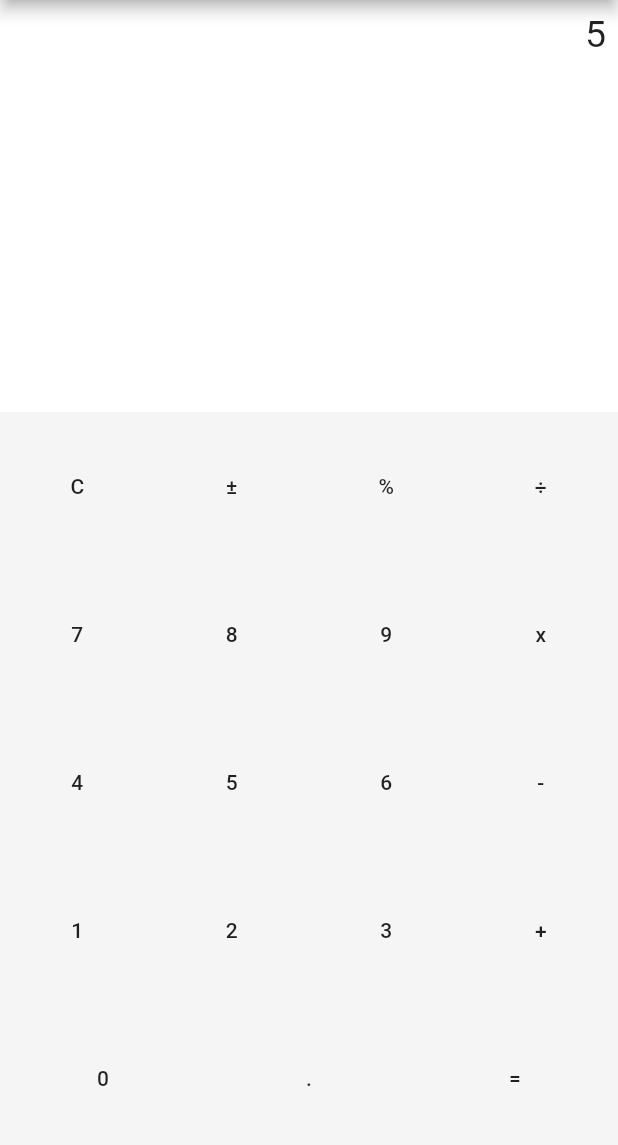
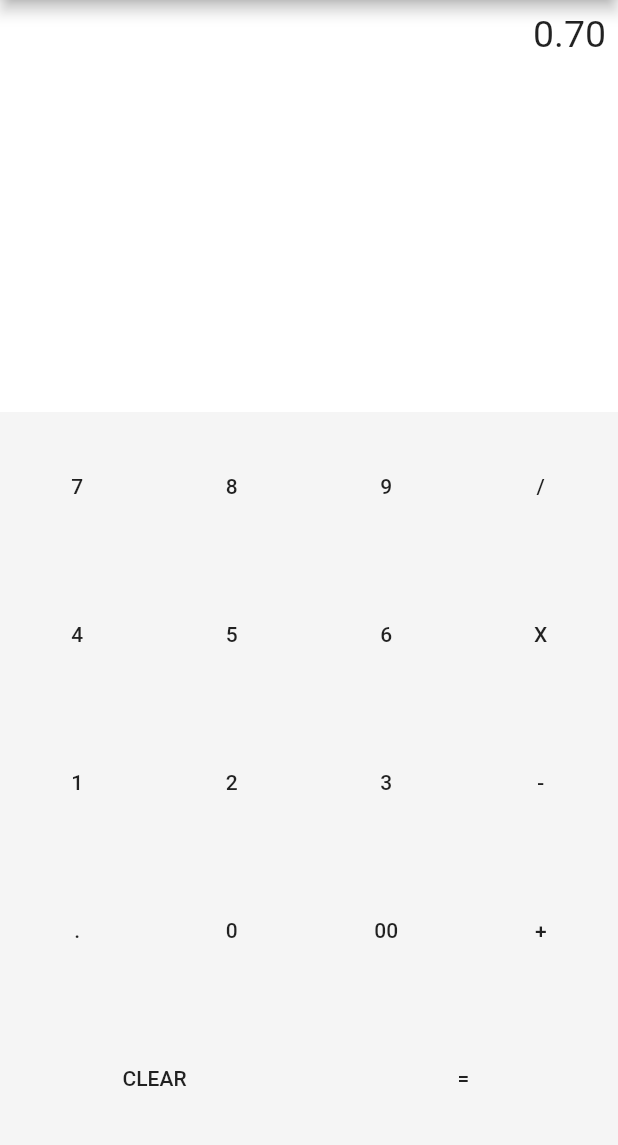
Before and after one commit to ikjot-2605/easy_calculator, a Flutter app: the screen it shows after launch, after a tap on an icon or button, on a phone screen of 412 x 824 dp, the part 84-1229 px from its top. Run offline on Flutter 3.47's test engine with Material 2 defaults, Android fonts, the phone set to English and light mode, and no system bars.

```diff
--- a/lib/common/keys.dart
+++ /dev/null
@@ -1,42 +0,0 @@
- class Keys {
-
-  static KeySymbol clear = const KeySymbol('C');
-  static KeySymbol sign = const KeySymbol('±');
-  static KeySymbol percent = const KeySymbol('%');
-  static KeySymbol divide = const KeySymbol('÷');
-  static KeySymbol multiply = const KeySymbol('x');
-  static KeySymbol subtract = const KeySymbol('-');
-  static KeySymbol add = const KeySymbol('+');
-  static KeySymbol equals = const KeySymbol('=');
-  static KeySymbol decimal = const KeySymbol('.');
-
-  static KeySymbol zero = const KeySymbol('0');
-  static KeySymbol one = const KeySymbol('1');
-  static KeySymbol two = const KeySymbol('2');
-  static KeySymbol three = const KeySymbol('3');
-  static KeySymbol four = const KeySymbol('4');
-  static KeySymbol five = const KeySymbol('5');
-  static KeySymbol six = const KeySymbol('6');
-  static KeySymbol seven = const KeySymbol('7');
-  static KeySymbol eight = const KeySymbol('8');
-  static KeySymbol nine = const KeySymbol('9');
-}
-enum KeyType { FUNCTION, OPERATOR, INTEGER }
-
-class KeySymbol {
-
-  const KeySymbol(this.value);
-  final String value;
-
-  static List<KeySymbol> _functions = [ Keys.clear, Keys.sign, Keys.percent, Keys.decimal ];
-  static List<KeySymbol> _operators = [ Keys.divide, Keys.multiply, Keys.subtract, Keys.add, Keys.equals ];
-
-  @override
-  String toString() => value;
-
-  bool get isOperator => _operators.contains(this);
-  bool get isFunction => _functions.contains(this);
-  bool get isInteger => !isOperator && !isFunction;
-
-  KeyType get type => isFunction ? KeyType.FUNCTION : (isOperator ? KeyType.OPERATOR : KeyType.INTEGER);
-}
--- a/lib/common/structure.dart
+++ /dev/null
@@ -1,6 +0,0 @@
-import 'package:flutter/material.dart';
-class Structure{
-  final Map<int,String> numbers = {0:"0",1:"1",2:"2",3:"3",4:"4",5:"5",6:"6",7:"7",8:"8",9:"9"};
-  final Map<int,String> basic_operators = {0:"+",1:"-",2:"*",3:"/"};
-  final Map<int,String> all_operators = {0:"+",1:"-",2:"*",3:"/",4:"sin",5:"cos",6:"tan",7:"√",8:"^"};
-}
--- a/lib/presentation/calc_main_page.dart
+++ b/lib/presentation/calc_main_page.dart
@@ -1,5 +1,3 @@
-import 'package:easycalculator/common/keys.dart';
-import 'package:easycalculator/presentation/calculator_button.dart';
 import 'package:easycalculator/presentation/display.dart';
 import 'package:flutter/material.dart';
 
@@ -9,8 +7,71 @@ class CalculatorMainPage extends StatefulWidget {
 }
 
 class _CalculatorMainPageState extends State<CalculatorMainPage> {
-  double currval;
-  String currStr;
+  updateValue(String buttonText){
+
+    if(buttonText == "CLEAR"){
+
+      _output = "0";
+      num1 = 0.0;
+      num2 = 0.0;
+      operand = "";
+
+    } else if (buttonText == "+" || buttonText == "-" || buttonText == "/" || buttonText == "X"){
+
+      num1 = double.parse(output);
+
+      operand = buttonText;
+
+      _output = "0";
+
+    } else if(buttonText == "."){
+
+      if(_output.contains(".")){
+        return;
+
+      } else {
+        _output = _output + buttonText;
+      }
+
+    } else if (buttonText == "="){
+
+      num2 = double.parse(output);
+
+      if(operand == "+"){
+        _output = (num1 + num2).toString();
+      }
+      if(operand == "-"){
+        _output = (num1 - num2).toString();
+      }
+      if(operand == "X"){
+        _output = (num1 * num2).toString();
+      }
+      if(operand == "/"){
+        _output = (num1 / num2).toString();
+      }
+
+      num1 = 0.0;
+      num2 = 0.0;
+      operand = "";
+
+    } else {
+
+      _output = _output + buttonText;
+
+    }
+
+    setState(() {
+
+      output = double.parse(_output).toStringAsFixed(2);
+
+    });
+
+  }
+  String output = "0";
+  String _output = "0";
+  double num1 = 0.0;
+  double num2 = 0.0;
+  String operand = "";
   @override
   Widget build(BuildContext context) {
     return Scaffold(
@@ -22,71 +83,77 @@ class _CalculatorMainPageState extends State<CalculatorMainPage> {
         children: [
           Container(
               height: MediaQuery.of(context).size.height / 3,
-            width: MediaQuery.of(context).size.width,
-            color: Colors.white,
-            child: Display(displayValue: "5",),
+              child: Display(
+                displayValue:output,
+              ),
           ),
           Expanded(
             child: Container(
               color: Colors.grey[100],
-              child: Column(
+              child:  Column(children: [
+                 Expanded(
+                   child: Row(children: [
+                    CalculatorButton("7"),
+                    CalculatorButton("8"),
+                    CalculatorButton("9"),
+                    CalculatorButton("/")
+                ]),
+                 ),
 
-                  children: [
                  Expanded(
-                      child: Row(
-                          children: <Widget>[
-                            CalculatorButton(symbol: Keys.clear),
-                            CalculatorButton(symbol: Keys.sign),
-                            CalculatorButton(symbol: Keys.percent),
-                            CalculatorButton(symbol: Keys.divide),
-                          ]
+                   child: Row(children: [
+                    CalculatorButton("4"),
+                    CalculatorButton("5"),
+                    CalculatorButton("6"),
+                    CalculatorButton("X")
+                ]),
                  ),
+
+                 Expanded(
+                   child: Row(children: [
+                    CalculatorButton("1"),
+                    CalculatorButton("2"),
+                    CalculatorButton("3"),
+                    CalculatorButton("-")
+                ]),
                  ),
+
                  Expanded(
-                      child: Row(
-                          children: <Widget>[
-                            CalculatorButton(symbol: Keys.seven),
-                            CalculatorButton(symbol: Keys.eight),
-                            CalculatorButton(symbol: Keys.nine),
-                            CalculatorButton(symbol: Keys.multiply),
-                          ]
+                   child: Row(children: [
+                    CalculatorButton("."),
+                    CalculatorButton("0"),
+                    CalculatorButton("00"),
+                    CalculatorButton("+")
+                ]),
                  ),
-                    ),
+
                  Expanded(
-                      child: Row(
-                          children: <Widget>[
-                            CalculatorButton(symbol: Keys.four),
-                            CalculatorButton(symbol: Keys.five),
-                            CalculatorButton(symbol: Keys.six),
-                            CalculatorButton(symbol: Keys.subtract),
-                          ]
-                      ),
-                    ),
-                    Expanded(
-                      child: Row(
-                          children: <Widget>[
-                            CalculatorButton(symbol: Keys.one),
-                            CalculatorButton(symbol: Keys.two),
-                            CalculatorButton(symbol: Keys.three),
-                            CalculatorButton(symbol: Keys.add),
-                          ]
-                      ),
-                    ),
-                    Expanded(
-                      child: Row(
-                          children: <Widget>[
-                            CalculatorButton(symbol: Keys.zero),
-                            CalculatorButton(symbol: Keys.decimal),
-                            CalculatorButton(symbol: Keys.equals),
-                          ]
-                      ),
+                   child: Row(children: [
+                    CalculatorButton("CLEAR"),
+                    CalculatorButton("="),
+                ]),
                  )
-                  ]
-              ),
+              ])
             ),
           )
         ],
       ),
     );
   }
+  Widget CalculatorButton(String symbol){
+    return Expanded(
+      child: RaisedButton(
+        color: Colors.transparent,
+        elevation: 0,
+        focusElevation: 0,
+        highlightElevation: 0,
+        onPressed: (){
+          updateValue(symbol);
+        },
+        child: Container(
+          child: Center(child: Text(symbol)),
+        ),
+      ),
+    );
   }
+}
--- a/lib/presentation/calculator_button.dart
+++ /dev/null
@@ -1,24 +0,0 @@
-import 'package:easycalculator/common/keys.dart';
-import 'package:flutter/material.dart';
-class CalculatorButton extends StatelessWidget {
-  final KeySymbol symbol;
-
-  const CalculatorButton({Key key, this.symbol}) : super(key: key);
-  @override
-  Widget build(BuildContext context) {
-    return Expanded(
-      child: RaisedButton(
-        color: Colors.transparent,
-        elevation: 0,
-        focusElevation: 0,
-        highlightElevation: 0,
-        onPressed: (){
-
-        },
-        child: Container(
-          child: Center(child: Text(symbol.value)),
-        ),
-      ),
-    );
-  }
-}
--- a/lib/presentation/display.dart
+++ b/lib/presentation/display.dart
@@ -2,7 +2,6 @@ import 'package:flutter/material.dart';
 
 class Display extends StatelessWidget {
   final String displayValue;
-
   const Display({Key key, this.displayValue}) : super(key: key);
 
   @override
@@ -16,7 +15,7 @@ class Display extends StatelessWidget {
             padding: const EdgeInsets.only(top:8.0,right: 8.0),
             child: Text(
               displayValue,
-              style: TextStyle(fontSize: 25.0),
+              style: TextStyle(fontSize: displayValue.substring(0,1)=="B"?15.0:25.0),
             ),
           ),
         ),
```
Lines whose indentation alone changed are shown as unchanged.
